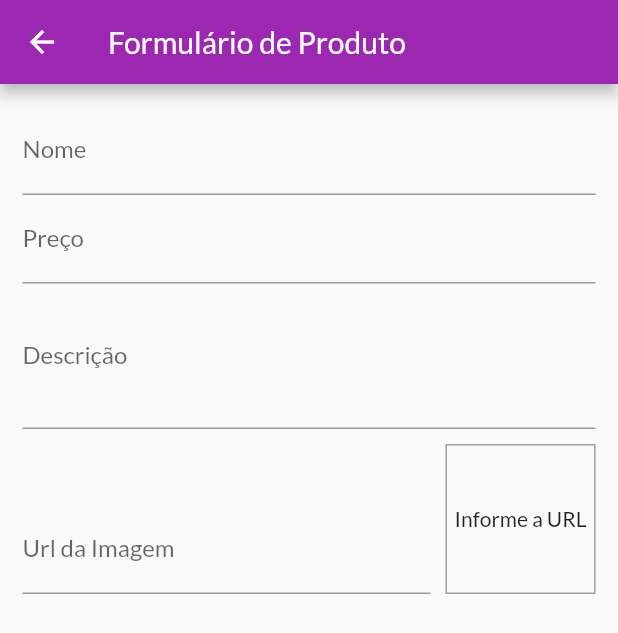
After one commit to Rodnew/shop_udemy, a Flutter app: the ProductFormPage screen opened by its route, on a phone screen of 412 x 824 dp. The commit adds this screen. Shown: the top 633 px of the screen. Run offline on Flutter 3.47's test engine with Material 2 defaults, Android fonts, the phone set to English and light mode, and no system bars; network calls fail.

Commit message:
atualização 22_06_23

```diff
--- a/lib/components/product_grid.dart
+++ b/lib/components/product_grid.dart
@@ -1,6 +1,6 @@
 import 'package:flutter/material.dart';
 import 'package:provider/provider.dart';
-import 'package:shop/components/product_item.dart';
+import 'package:shop/components/product_grid_item.dart';
 
 import '../models/product.dart';
 import '../models/product_list.dart';
@@ -26,7 +26,7 @@ class ProductGrid extends StatelessWidget {
       ),
       itemBuilder: (ctx, i) => ChangeNotifierProvider.value(
         value: loadedProducts[i],
-        child: ProductItem(),
+        child: ProductGridItem(),
       ),
     );
   }
--- a/lib/main.dart
+++ b/lib/main.dart
@@ -7,6 +7,8 @@ import 'package:shop/pages/cart_page.dart';
 import 'package:shop/pages/counter_page.dart';
 import 'package:shop/pages/orders_page.dart';
 import 'package:shop/pages/product_detail_page.dart';
+import 'package:shop/pages/product_form_page.dart';
+import 'package:shop/pages/products_page.dart';
 import 'package:shop/pages/products_overview_page.dart';
 import 'package:shop/providers/counter.dart';
 import 'package:shop/utils/app_routes.dart';
@@ -48,6 +50,8 @@ class MyApp extends StatelessWidget {
           AppRoutes.PRODUCT_DETAIL: (ctx) => ProductDetailPage(),
           AppRoutes.CART: (ctx) => CartPage(),
           AppRoutes.ORDERS: (ctx) => OrdersPage(),
+          AppRoutes.PRODUCTS: (ctx) => ProductsPage(),
+          AppRoutes.PRODUCT_FORM: (ctx) => ProductFormPage(),
         },
         debugShowCheckedModeBanner: false,
       ),
--- a/lib/models/product_list.dart
+++ b/lib/models/product_list.dart
@@ -9,6 +9,10 @@ class ProductList with ChangeNotifier {
   List<Product> get items => [..._items];
   List<Product> get favoriteItems =>
       _items.where((product) => product.isFavorite).toList();
+
+  int get itemsCount {
+    return _items.length;
+  }
 
   void addProduct(Product product) {
     _items.add(product);
--- /dev/null
+++ b/lib/pages/product_form_page.dart
@@ -0,0 +1,113 @@
+import 'package:flutter/material.dart';
+import 'package:flutter/src/widgets/framework.dart';
+import 'package:flutter/src/widgets/placeholder.dart';
+
+class ProductFormPage extends StatefulWidget {
+  const ProductFormPage({super.key});
+
+  @override
+  State<ProductFormPage> createState() => _ProductFormPageState();
+}
+
+class _ProductFormPageState extends State<ProductFormPage> {
+  @override
+  Widget build(BuildContext context) {
+    final _priceFocus = FocusNode();
+    final _descriptionFocus = FocusNode();
+    final _imageUrlFocus = FocusNode();
+    final _imageUrlController = TextEditingController();
+
+    void updateImage() {
+      setState(() {});
+    }
+
+    @override
+    void initState() {
+      super.initState();
+      _imageUrlFocus.addListener(updateImage);
+    }
+
+    @override
+    void dispose() {
+      super.dispose();
+      _priceFocus.dispose();
+      _descriptionFocus.dispose();
+      _imageUrlFocus.removeListener(updateImage);
+      _imageUrlFocus.dispose();
+    }
+
+    return Scaffold(
+      appBar: AppBar(
+        title: Text('Formulário de Produto'),
+      ),
+      body: Padding(
+        padding: const EdgeInsets.all(15),
+        child: Form(
+          child: ListView(
+            children: [
+              TextFormField(
+                decoration: InputDecoration(labelText: 'Nome'),
+                textInputAction: TextInputAction.next,
+                onFieldSubmitted: (_) {
+                  FocusScope.of(context).requestFocus(_priceFocus);
+                },
+              ),
+              TextFormField(
+                decoration: InputDecoration(labelText: 'Preço'),
+                textInputAction: TextInputAction.next,
+                focusNode: _priceFocus,
+                keyboardType: TextInputType.numberWithOptions(
+                  decimal: true,
+                ),
+                onFieldSubmitted: (_) {
+                  FocusScope.of(context).requestFocus(_descriptionFocus);
+                },
+              ),
+              TextFormField(
+                decoration: InputDecoration(labelText: 'Descrição'),
+                focusNode: _descriptionFocus,
+                keyboardType: TextInputType.multiline,
+                maxLines: 3,
+              ),
+              Row(
+                crossAxisAlignment: CrossAxisAlignment.end,
+                children: [
+                  Expanded(
+                    child: TextFormField(
+                      decoration: InputDecoration(labelText: 'Url da Imagem'),
+                      keyboardType: TextInputType.url,
+                      textInputAction: TextInputAction.done,
+                      focusNode: _imageUrlFocus,
+                      controller: _imageUrlController,
+                    ),
+                  ),
+                  Container(
+                    height: 100,
+                    width: 100,
+                    margin: EdgeInsets.only(
+                      top: 10,
+                      left: 10,
+                    ),
+                    decoration: BoxDecoration(
+                      border: Border.all(
+                        color: Colors.grey,
+                        width: 1,
+                      ),
+                    ),
+                    alignment: Alignment.center,
+                    child: _imageUrlController.text.isEmpty
+                        ? Text('Informe a URL')
+                        : FittedBox(
+                            child: Image.network(_imageUrlController.text),
+                            fit: BoxFit.cover,
+                          ),
+                  ),
+                ],
+              ),
+            ],
+          ),
+        ),
+      ),
+    );
+  }
+}
--- a/lib/pages/products_overview_page.dart
+++ b/lib/pages/products_overview_page.dart
@@ -4,7 +4,7 @@ import 'package:flutter/src/widgets/placeholder.dart';
 import 'package:provider/provider.dart';
 import 'package:shop/components/app_drawer.dart';
 import 'package:shop/components/badgee.dart';
-import 'package:shop/components/product_item.dart';
+import 'package:shop/components/product_grid_item.dart';
 import 'package:shop/utils/app_routes.dart';
 
 import '../components/product_grid.dart';
--- a/lib/utils/app_routes.dart
+++ b/lib/utils/app_routes.dart
@@ -3,4 +3,6 @@ class AppRoutes {
   static const PRODUCT_DETAIL = '/product-detail';
   static const CART = '/cart';
   static const ORDERS = '/orders';
+  static const PRODUCTS = '/products';
+  static const PRODUCT_FORM = '/product-form';
 }
```
Also changed, not shown: lib/components/app_drawer.dart (+10 -0 lines), lib/components/cart_item.dart (+23 -0 lines), lib/components/product_grid_item.dart (added, +77 -0 lines), lib/components/product_item.dart (+25 -49 lines), lib/models/cart.dart (+21 -0 lines), lib/pages/products_page.dart (added, +44 -0 lines).
